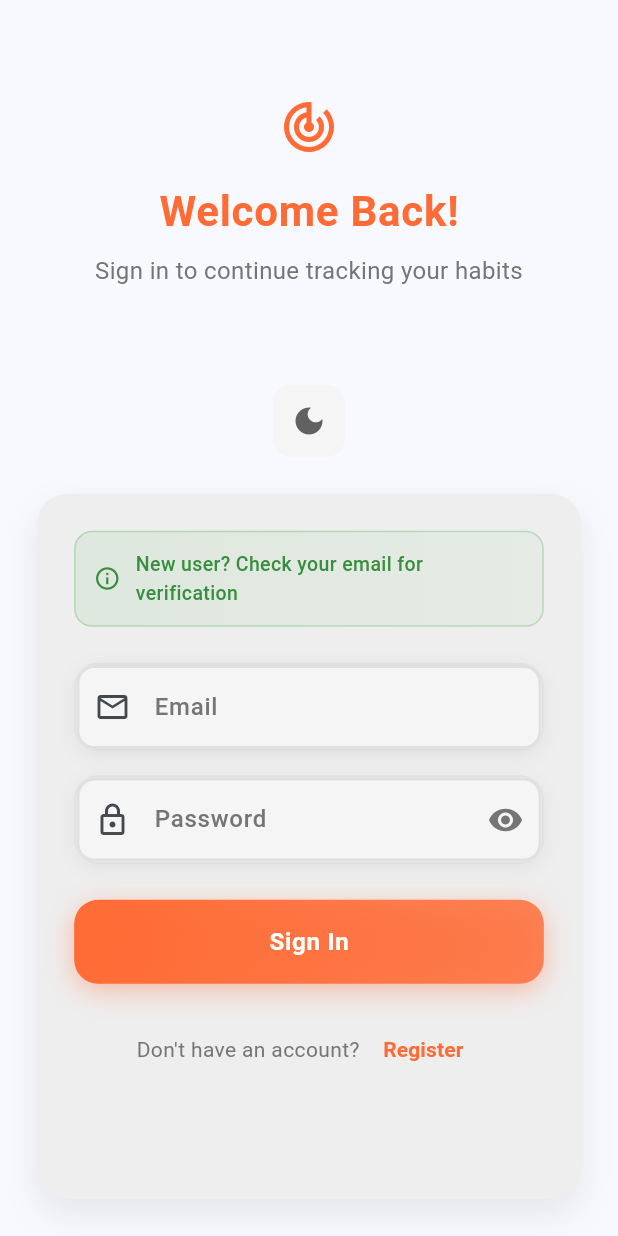
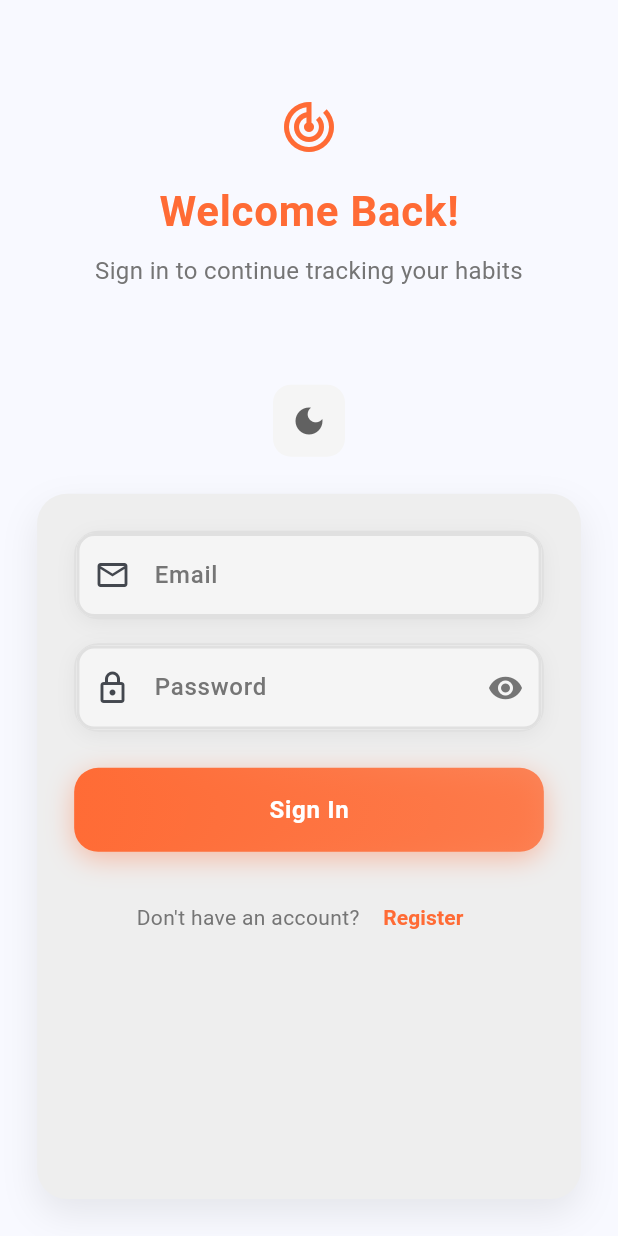
Before and after one commit to ItsArupSaha/habit_tracker, a Flutter app: the screen it shows after launch, on a phone screen of 412 x 824 dp. Run offline on Flutter 3.47's test engine with Material 3 defaults, Android fonts, the phone set to English and light mode, and no system bars; our stand-ins replace cloud_firestore, firebase_auth, firebase_core, image_picker, shared_preferences; accounts and stored records are empty.

Commit message:
info banner removed

```diff
--- a/lib/screens/auth/login_screen.dart
+++ b/lib/screens/auth/login_screen.dart
@@ -244,46 +244,6 @@ class _LoginScreenState extends State<LoginScreen> with TickerProviderStateMixin
                             child: Column(
                               crossAxisAlignment: CrossAxisAlignment.stretch,
                               children: [
-                                // Info banner
-                                Container(
-                                  padding: const EdgeInsets.all(12),
-                                  decoration: BoxDecoration(
-                                    gradient: LinearGradient(
-                                      colors: [
-                                        Colors.green.withOpacity(0.1),
-                                        Colors.green.withOpacity(0.05),
-                                      ],
-                                    ),
-                                    borderRadius: BorderRadius.circular(12),
-                                    border: Border.all(
-                                      color: Colors.green.withOpacity(0.3),
-                                      width: 1,
-                                    ),
-                                  ),
-                                  child: Row(
-                                    children: [
-                                      Icon(
-                                        Icons.info_outline,
-                                        color: Colors.green[700],
-                                        size: 18,
-                                      ),
-                                      const SizedBox(width: 10),
-                                      Expanded(
-                                        child: Text(
-                                          'New user? Check your email for verification',
-                                          style: TextStyle(
-                                            color: Colors.green[700],
-                                            fontSize: 13,
-                                            fontWeight: FontWeight.w500,
-                                          ),
-                                        ),
-                                      ),
-                                    ],
-                                  ),
-                                ),
-
-                                const SizedBox(height: 24),
-
                                 // Email field
                                 CustomTextField(
                                   controller: _emailController,
```
